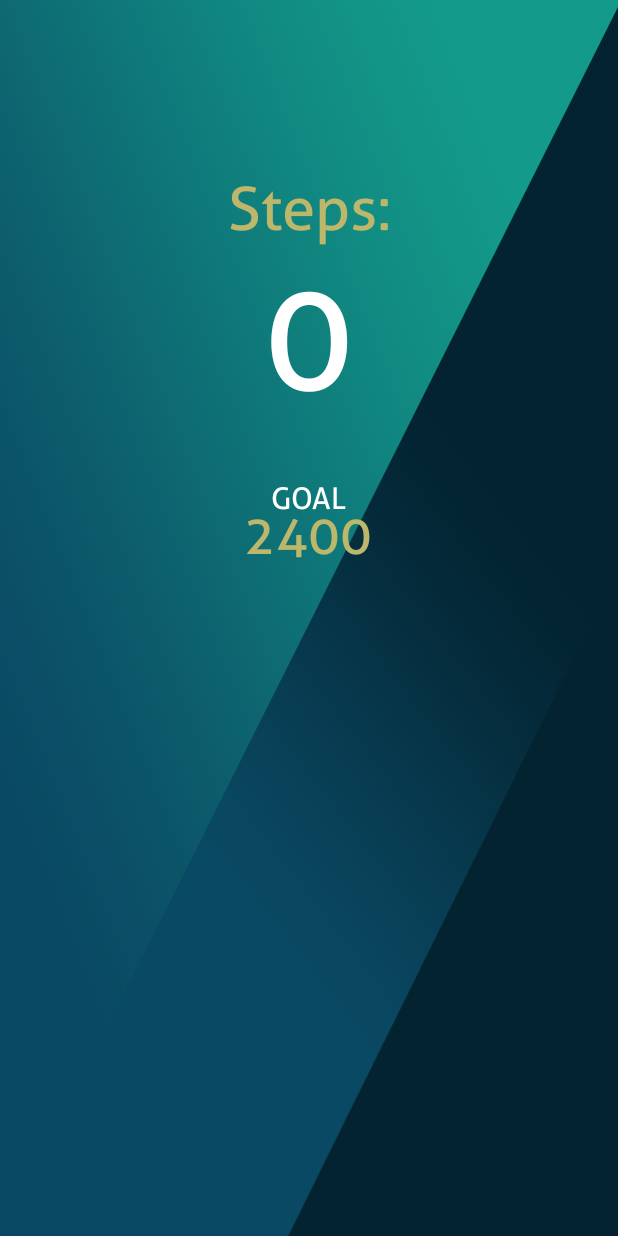
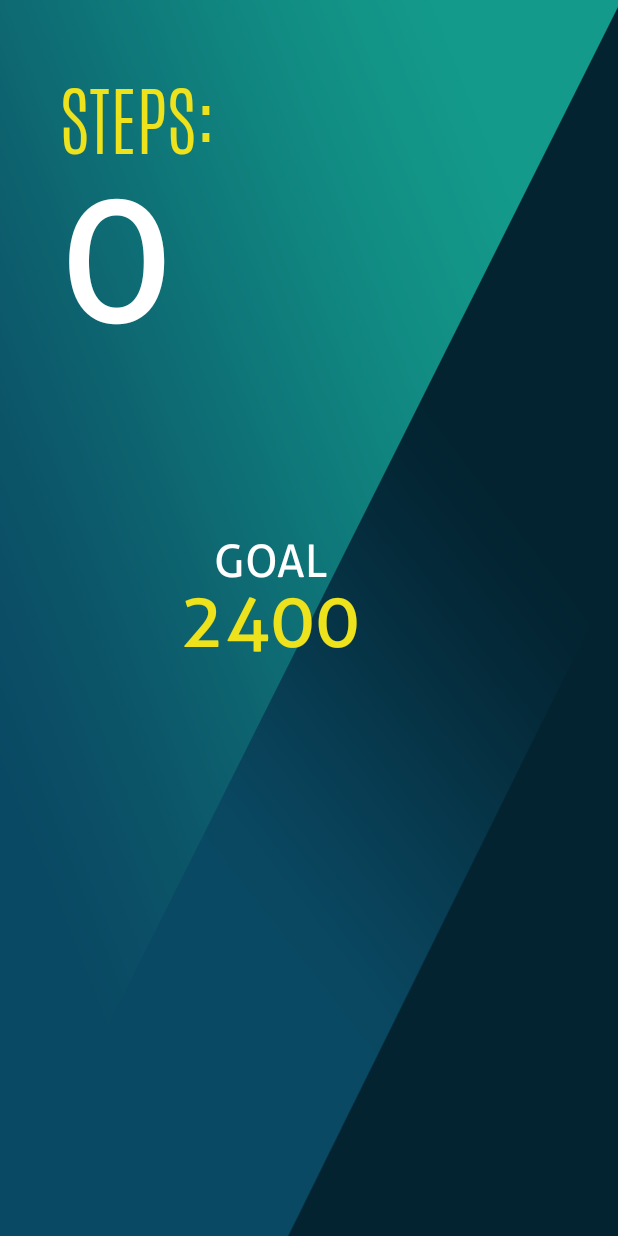
Before and after one commit to harshpatel17/CarbonZero, an Android app: the fragment PedometerFragment placed in its activity, on a phone screen of 412 x 824 dp. Run offline under Robolectric (Android 15) with nearby library versions, the phone set to English and light mode, and no system bars; our stand-ins replace Firebase (no records; nobody signed in at launch, a user with empty details on screens opened directly); libraries missing offline, so code that uses them is left out: github.hellocsl.cursorwheel; plain views replace CursorWheelLayout; 3 statements that could not run were skipped.

Commit message:
Fixed fonts, changed wheel

```diff
--- a/app/src/main/java/com/ryzen/ryan/carbonzero/EarthActivity.java
+++ b/app/src/main/java/com/ryzen/ryan/carbonzero/EarthActivity.java
@@ -43,7 +43,15 @@ public class EarthActivity extends AppCompatActivity implements CursorWheelLayou
         earthWheel = findViewById(R.id.wheel_image);
         loadData();
         earthWheel.setOnMenuSelectedListener(this);
-        wheelCenter = findViewById(R.id.id_wheel_menu_center_item);
+        wheelCenter = findViewById(R.id.goalLayout);
+
+        Toast.makeText(getBaseContext(), "Selected: "+ "travel", Toast.LENGTH_SHORT).show();
+        CarbonFragment carbonFragment = new CarbonFragment();
+        FragmentTransaction transaction = getSupportFragmentManager().beginTransaction();
+        selectedFragment = carbonFragment;
+        transaction.replace(R.id.frameLayout, selectedFragment);
+        transaction.commit();
+
         wheelCenter.setOnClickListener(new View.OnClickListener() {
             @Override
             public void onClick(View view) {
--- a/app/src/main/res/layout/activity_earth.xml
+++ b/app/src/main/res/layout/activity_earth.xml
@@ -11,57 +11,73 @@
     <FrameLayout
         android:id="@+id/frameLayout"
         android:layout_width="match_parent"
-        android:layout_height="300dp">
+        android:layout_height="240dp">
 
     </FrameLayout>
+
+    <LinearLayout
+        android:id="@+id/goalLayout"
+        android:layout_width="wrap_content"
+        android:layout_height="wrap_content"
+        android:layout_below="@+id/frameLayout"
+        android:orientation="vertical"
+        android:elevation="10dp"
+        android:layout_marginTop="115dp"
+        android:layout_marginLeft="120dp"
+        >
+
+        <TextView
+            android:layout_width="match_parent"
+            android:layout_height="wrap_content"
+            android:fontFamily="@font/aller"
+            android:gravity="center"
+            android:text="GOAL"
+            android:textColor="#fff"
+            android:textSize="30dp" />
+
+        <TextView
+            android:id="@+id/textView"
+            android:layout_width="match_parent"
+            android:layout_height="wrap_content"
+            android:layout_marginTop="-10dp"
+            android:fontFamily="@font/aller"
+            android:gravity="center"
+            android:text="2400"
+            android:textColor="#ede21b"
+            android:textSize="50dp" />
+    </LinearLayout>
 
     <LinearLayout
         android:layout_width="match_parent"
         android:layout_height="match_parent"
         android:orientation="vertical"
         android:layout_below="@+id/frameLayout"
-        android:layout_marginTop="20dp"
+        android:layout_marginTop="5dp"
         >
 
         <github.hellocsl.cursorwheel.CursorWheelLayout
             android:id="@+id/wheel_image"
-            android:layout_width="250dp"
-            android:layout_height="250dp"
+            android:layout_width="300dp"
+            android:layout_height="300dp"
             android:layout_centerHorizontal="true"
             android:layout_centerVertical="true"
             android:layout_gravity="center"
+            android:layout_marginTop="10dp"
             app:wheelBackgroundColor="#26dcdcdc"
             app:wheelItemRotateMode="none"
             app:wheelSelectedAngle="270"
-            app:wheelCenterRadio="0.35"
-            app:wheelItemRadio="0.2">
+            app:wheelCenterRadio="0.28"
+            app:wheelItemRadio="0.1">
 
-            <LinearLayout
+            <TextView
                 android:id="@id/id_wheel_menu_center_item"
                 android:layout_width="match_parent"
-                android:layout_height="match_parent"
-                android:orientation="vertical">
-
-                <TextView
-                    android:layout_width="match_parent"
-                    android:layout_height="wrap_content"
-                    android:gravity="center"
-                    android:text="GOAL"
-                    android:textColor="#fff"
-                    android:textSize="20dp"
-                    android:fontFamily="@font/aller"/>
-
-                <TextView
-                    android:id="@+id/textView"
-                    android:layout_width="match_parent"
-                    android:layout_height="wrap_content"
-                    android:gravity="center"
-                    android:text="2400"
-                    android:textColor="#BDB76B"
-                    android:textSize="35dp"
-                    android:layout_marginTop="-10dp"
-                    android:fontFamily="@font/aller"/>
-            </LinearLayout>
+                android:layout_height="wrap_content"
+                android:gravity="center"
+                android:text=""
+                android:textColor="#fff"
+                android:textSize="1dp"
+                android:fontFamily="@font/aller"/>
 
 
         </github.hellocsl.cursorwheel.CursorWheelLayout>
--- a/app/src/main/res/layout/activity_login.xml
+++ b/app/src/main/res/layout/activity_login.xml
@@ -87,7 +87,7 @@
         android:layout_below="@+id/pwText"
         android:layout_centerHorizontal="true"
         android:layout_marginTop="31dp"
-        android:background="#73228B22"
+        android:background="#73ede21b"
         android:text="LOGIN"
         android:fontFamily="@font/aller"/>
 
--- a/app/src/main/res/layout/fragment_carbon.xml
+++ b/app/src/main/res/layout/fragment_carbon.xml
@@ -1,7 +1,7 @@
 <FrameLayout xmlns:android="http://schemas.android.com/apk/res/android"
     xmlns:tools="http://schemas.android.com/tools"
     android:layout_width="match_parent"
-    android:layout_height="400dp"
+    android:layout_height="300dp"
     tools:context="com.ryzen.ryan.carbonzero.CarbonFragment">
 
     <!-- TODO: Update blank fragment layout -->
@@ -26,8 +26,8 @@
                 android:layout_width="match_parent"
                 android:layout_height="wrap_content"
                 android:layout_weight="1"
-                android:text="CURRENT GOAL:"
-                android:textColor="#BDB76B"
+                android:text="CURRENT PRINT:"
+                android:textColor="#ede21b"
                 android:textSize="50dp"
                 android:fontFamily="@font/antonio"/>
         </LinearLayout>
--- a/app/src/main/res/layout/fragment_pedometer.xml
+++ b/app/src/main/res/layout/fragment_pedometer.xml
@@ -1,7 +1,7 @@
 <FrameLayout xmlns:android="http://schemas.android.com/apk/res/android"
     xmlns:tools="http://schemas.android.com/tools"
     android:layout_width="match_parent"
-    android:layout_height="400dp"
+    android:layout_height="300dp"
     tools:context="com.ryzen.ryan.carbonzero.CarbonFragment">
 
     <!-- TODO: Update blank fragment layout -->
@@ -9,7 +9,17 @@
         android:layout_width="match_parent"
         android:layout_height="match_parent"
         android:orientation="vertical"
-        android:gravity="center">
+        android:layout_marginTop="45dp">
+
+        <LinearLayout
+            android:layout_width="match_parent"
+            android:layout_height="wrap_content"
+            android:orientation="horizontal">
+
+            <Space
+                android:layout_width="80dp"
+                android:layout_height="wrap_content"
+                android:layout_weight="1" />
 
             <TextView
                 android:id="@+id/textView3"
@@ -17,25 +27,40 @@
                 android:layout_height="wrap_content"
                 android:layout_alignParentTop="true"
                 android:layout_centerHorizontal="true"
-            android:textColor="#BDB76B"
-            android:textSize="40dp"
-            android:text="Steps:"
-            android:gravity="center"
-            android:fontFamily="@font/aller"
-            android:textAppearance="@style/TextAppearance.AppCompat.Body2" />
+                android:layout_weight="1"
+                android:fontFamily="@font/antonio"
+                android:text="STEPS:"
+                android:textAppearance="@style/TextAppearance.AppCompat.Body2"
+                android:textColor="#ede21b"
+                android:textSize="50dp" />
+
+        </LinearLayout>
+
+        <LinearLayout
+            android:layout_width="match_parent"
+            android:layout_height="match_parent"
+            android:gravity="left"
+            android:orientation="horizontal">
+
+            <Space
+                android:layout_width="80dp"
+                android:layout_height="wrap_content"
+                android:layout_weight="1" />
 
             <TextView
                 android:id="@+id/pedometerText"
                 android:layout_width="match_parent"
-            android:layout_height="wrap_content"
                 android:layout_alignParentTop="true"
                 android:layout_centerHorizontal="true"
+                android:layout_height="164dp"
+                android:layout_weight="1"
+                android:fontFamily="@font/aller"
                 android:text="0"
                 android:textColor="#fff"
-            android:textSize="100dp"
-            android:gravity="center"
-            android:fontFamily="@font/aller"
-            android:textAppearance="@style/TextAppearance.AppCompat.Display1" />
+                android:textSize="125dp"
+                android:translationY="-25dp" />
+
+        </LinearLayout>
 
     </LinearLayout>
 
```
Also changed, not shown: app/src/main/java/com/ryzen/ryan/carbonzero/GraphFragment.java (+4 -3 lines), app/src/main/java/com/ryzen/ryan/carbonzero/QuestionSeven.java (+64 -0 lines), app/src/main/res/layout/fragment_graph.xml (+3 -4 lines). Lines whose indentation alone changed are shown as unchanged.
